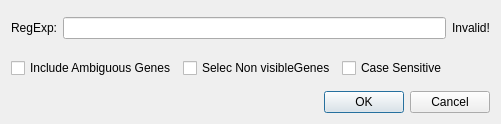
jfnavarro/st_viewer, file assets/ui/selectionConsole.ui: the form before one commit.
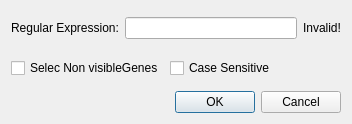
The form after the commit.

Commit message: Rendering and selection working

```diff
--- a/assets/ui/selectionConsole.ui
+++ b/assets/ui/selectionConsole.ui
@@ -9,7 +9,7 @@
    <rect>
     <x>0</x>
     <y>0</y>
-    <width>501</width>
+    <width>352</width>
     <height>124</height>
    </rect>
   </property>
@@ -62,7 +62,7 @@
          <item>
           <widget class="QLabel" name="labelRegExp">
            <property name="text">
-            <string>RegExp:</string>
+            <string>Regular Expression:</string>
            </property>
           </widget>
          </item>
@@ -100,13 +100,6 @@
          <property name="bottomMargin">
           <number>0</number>
          </property>
-         <item>
-          <widget class="QCheckBox" name="checkAmbiguous">
-           <property name="text">
-            <string>Include Ambiguous Genes</string>
-           </property>
-          </widget>
-         </item>
          <item>
           <widget class="QCheckBox" name="checkSelectNonVisible">
            <property name="text">
```
Left out of the diff: 16 changed lines with no effect on the pictures. The commit also changes 13 other files.
